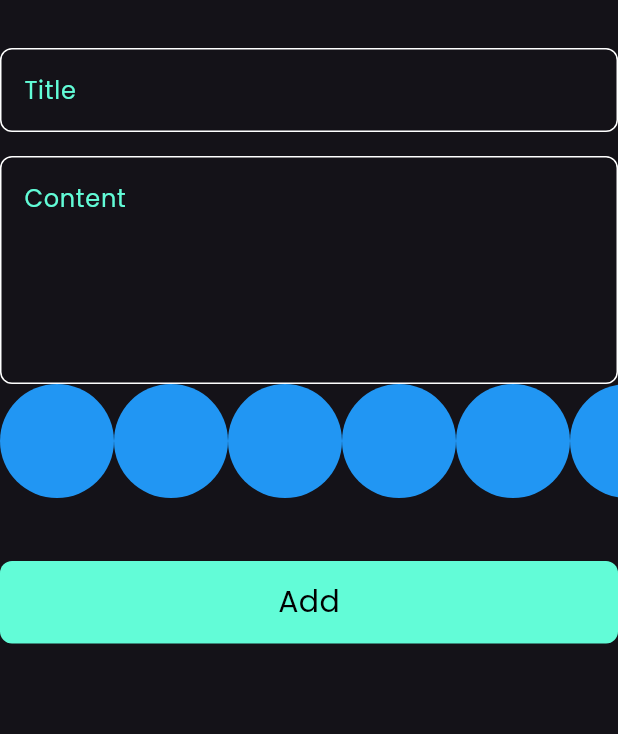
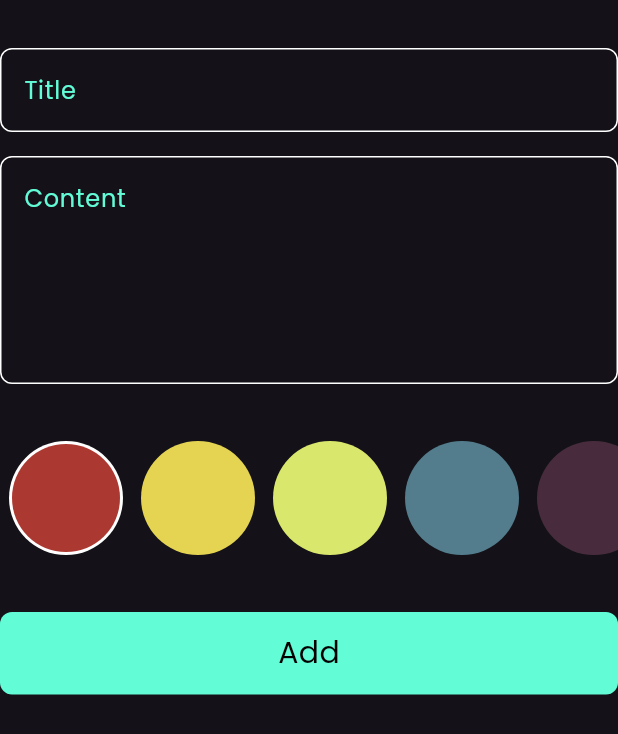
Before and after one commit to Mohamedyasser1100/note_app, a Flutter app: the AddNoteForm widget shown alone on an empty page, opened directly, on a phone screen of 412 x 824 dp. Shown: the top 734 px of the screen. Run offline on Flutter 3.47's test engine with Material 3 defaults, Android fonts, the phone set to English and light mode, and no system bars; our stand-ins replace bloc, flutter_bloc, hive, hive_flutter, modal_progress_hud_nsn; accounts and stored records are empty.

Commit message:
colors list view part 2

```diff
--- a/lib/views/widgets/add_note_form.dart
+++ b/lib/views/widgets/add_note_form.dart
@@ -45,9 +45,12 @@ class _AddNoteFormState extends State<AddNoteForm> {
             hint: 'Content',
             maxline: 5,
           ),
+          const SizedBox(
+            height: 38,
+          ),
           const ColorListView(),
           const SizedBox(
-            height: 42,
+            height: 38,
           ),
           BlocBuilder<AddNoteCubit, AddNoteState>(
             builder: (context, state) {
--- a/lib/views/widgets/colors_list_view.dart
+++ b/lib/views/widgets/colors_list_view.dart
@@ -1,29 +1,65 @@
 import 'package:flutter/material.dart';
 
 class ColorItem extends StatelessWidget {
-  const ColorItem({super.key});
+  const ColorItem({super.key, required this.isActive, required this.color});
 
+  final bool isActive;
+  final Color color;
   @override
   Widget build(BuildContext context) {
-    return const CircleAvatar(
-      backgroundColor: Colors.blue,
-      radius: 38,
-    );
+    return isActive
+        ? CircleAvatar(
+            radius: 38,
+            backgroundColor: Colors.white,
+            child: CircleAvatar(
+              backgroundColor: color,
+              radius: 36,
+            ),
+          )
+        : CircleAvatar(
+            backgroundColor: color,
+            radius: 38,
+          );
   }
 }
 
-class ColorListView extends StatelessWidget {
+class ColorListView extends StatefulWidget {
   const ColorListView({super.key});
 
+  @override
+  State<ColorListView> createState() => _ColorListViewState();
+}
+
+class _ColorListViewState extends State<ColorListView> {
+  int currentIndex = 0;
+  List<Color> colors = const [
+    Color(0xffAC3931),
+    Color(0xffE5D352),
+    Color(0xffD9E76C),
+    Color(0xff537D8D),
+    Color(0xff482C3D),
+  ];
   @override
   Widget build(BuildContext context) {
     return SizedBox(
       height: 38 * 2,
       child: ListView.builder(
-          itemCount: 10,
+          itemCount: colors.length,
           scrollDirection: Axis.horizontal,
           itemBuilder: (context, index) {
-            return ColorItem();
+            return Padding(
+              padding: const EdgeInsets.symmetric(horizontal: 6),
+              child: GestureDetector(
+                onTap: () {
+                  currentIndex = index;
+                  setState(() {});
+                },
+                child: ColorItem(
+                  color: colors[index],
+                  isActive: currentIndex == index,
+                ),
+              ),
+            );
           }),
     );
   }
```
